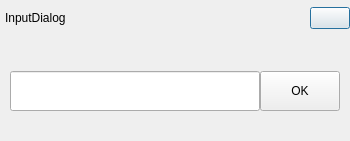
First picture: the form in src/inputdialog.ui, repository ukui/ukui-biometric-manager, before the edit.
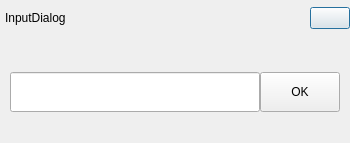
Second picture: the form after the edit.

What changed in the file:
```diff
--- a/src/inputdialog.ui
+++ b/src/inputdialog.ui
@@ -7,7 +7,7 @@
     <x>0</x>
     <y>0</y>
     <width>350</width>
-    <height>141</height>
+    <height>143</height>
    </rect>
   </property>
   <property name="windowTitle">
```
